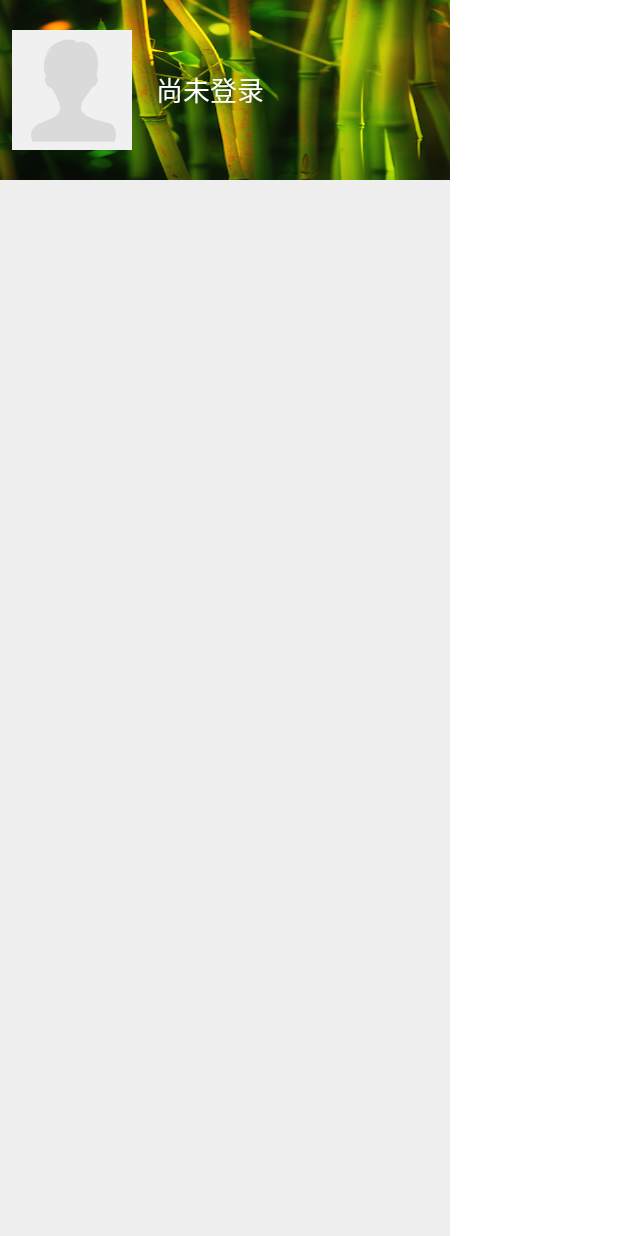
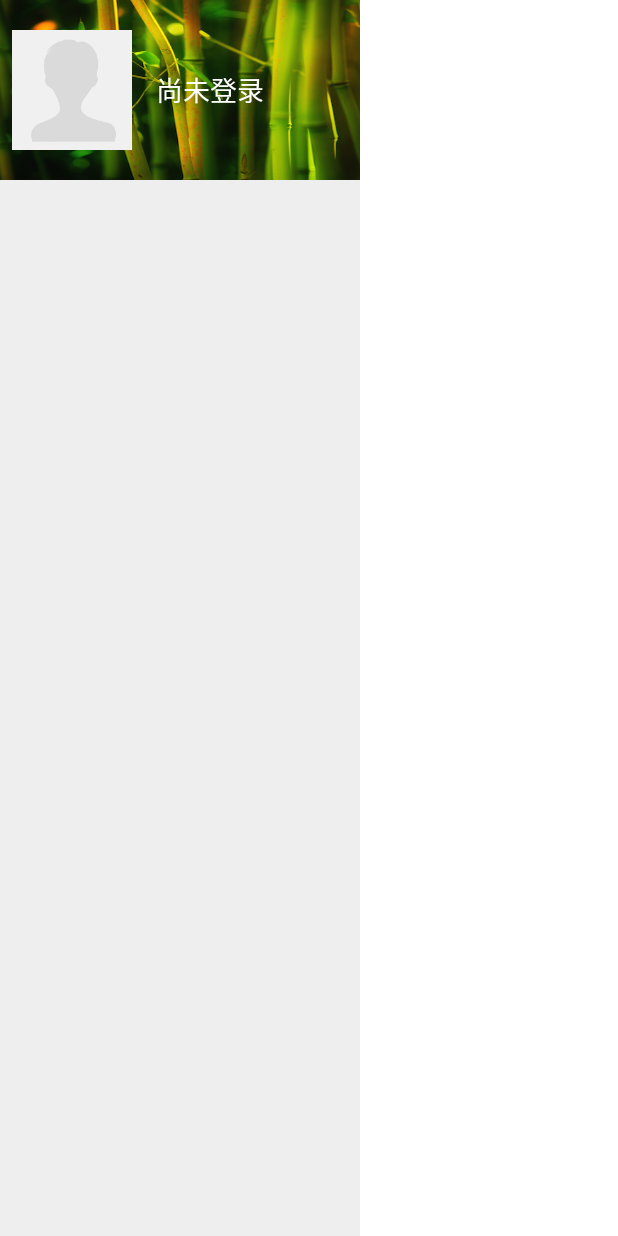
Before and after one commit to greatyao/v2ex-android, an Android app: the layout fragment_drawer.xml on its own in the app's theme, with its tools: preview values and no code run, on a phone screen of 412 x 824 dp. Run offline under Robolectric (Android 15) with nearby library versions, the phone set to English and light mode, and no system bars.

Commit message:
抽屉长度

```diff
--- a/app/src/main/res/layout/fragment_drawer.xml
+++ b/app/src/main/res/layout/fragment_drawer.xml
@@ -1,6 +1,6 @@
 <LinearLayout xmlns:android="http://schemas.android.com/apk/res/android"
     xmlns:tools="http://schemas.android.com/tools"
-    android:layout_width="300dp"
+    android:layout_width="@dimen/navigation_drawer_width"
     android:layout_height="match_parent"
     android:background="#eeeeee"
     android:orientation="vertical">
```
